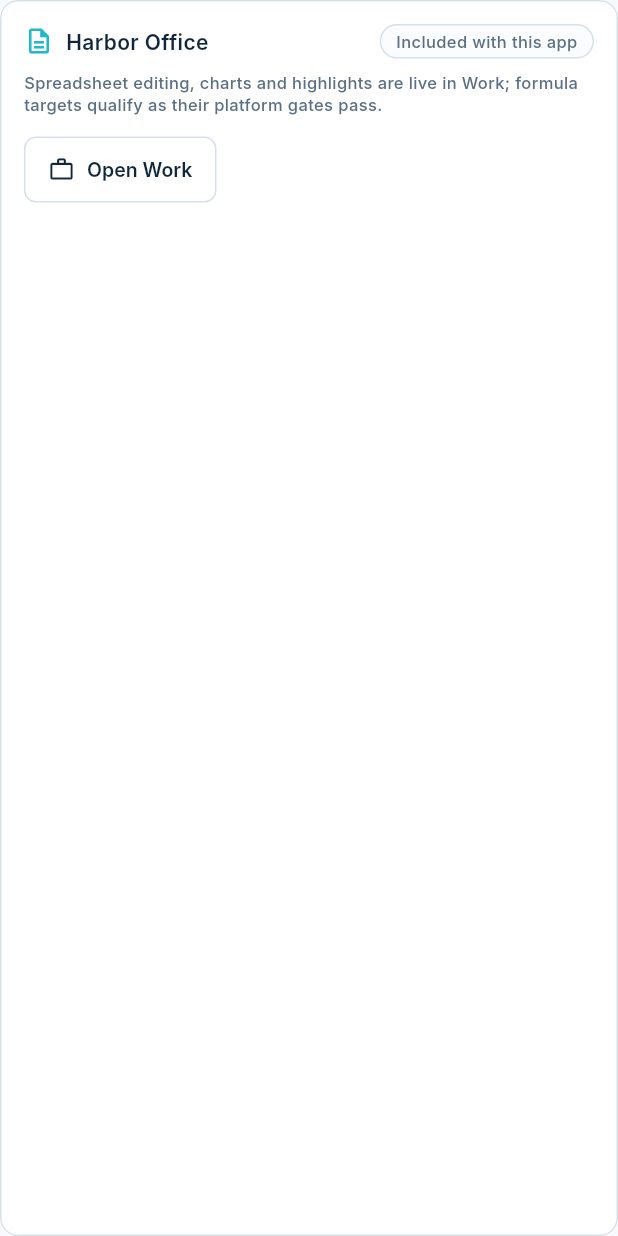
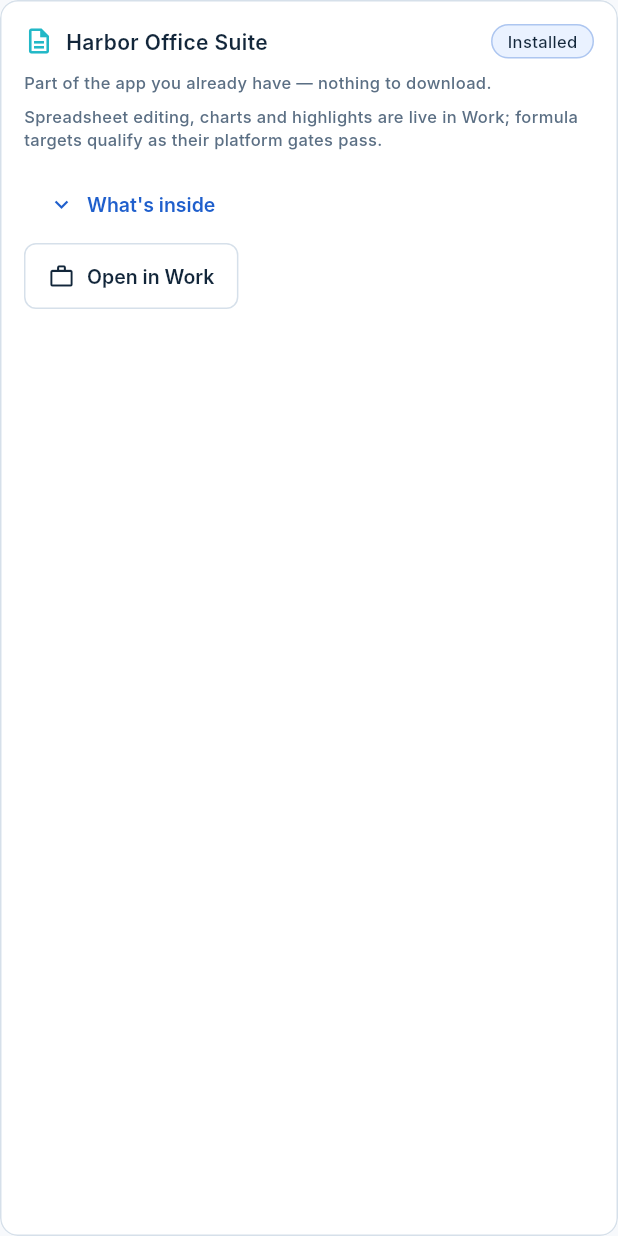
Before and after one commit to moss101/harbor, a Flutter app: the _OfficeCard widget shown alone on an empty page, opened directly with empty values, on a phone screen of 412 x 824 dp. Run offline on Flutter 3.47's test engine with Material 3 defaults, Android fonts, the phone set to English and light mode, and no system bars; missing offline and left inert: dart:ffi, file_selector; Roboto replaces fonts that are missing (Inter).

Commit message:
Store office card is an installed-product listing: Harbor Office Suite / Installed pill / ships-caption / expandable What's-inside with Live-vs-Preview per component; Open in Work demoted to secondary — download question answered on the card (policy: no downloadable native code)

```diff
--- a/apps/harbor_app/lib/l10n/app_en.arb
+++ b/apps/harbor_app/lib/l10n/app_en.arb
@@ -783,10 +783,10 @@
   "skillsCopied": "Copied to the clipboard",
   "surfaceStore": "Store",
   "storeTagline": "Included products and first-party models",
-  "storeOfficeTitle": "Harbor Office",
+  "storeOfficeTitle": "Harbor Office Suite",
   "storeOfficeIncluded": "Included with this app",
   "storeOfficeStatus": "Spreadsheet editing, charts and highlights are live in Work; formula targets qualify as their platform gates pass.",
-  "storeOfficeOpen": "Open Work",
+  "storeOfficeOpen": "Open in Work",
   "storeModelsHeading": "Harbor models ({count})",
   "@storeModelsHeading": {
     "placeholders": {
@@ -869,5 +869,16 @@
   "workConvertFailed": "Conversion failed",
   "modelsAdvancedDetails": "Advanced details",
   "modelsBackendLabel": "Backend",
-  "workAddHighlight": "Highlight above selected"
+  "workAddHighlight": "Highlight above selected",
+  "storeOfficeInstalled": "Installed",
+  "storeOfficeShips": "Part of the app you already have — nothing to download.",
+  "storeOfficeInside": "What's inside",
+  "storeSuiteSheets": "Spreadsheets — editing, charts, highlights",
+  "storeSuiteConvert": "Conversions — Markdown / PDF to Word",
+  "storeSuiteFormulas": "Formulas — 99 targets across 3 qualified tiers",
+  "storeSuiteDocs": "Documents — preview and preservation",
+  "storeSuiteSlides": "Presentations — preview",
+  "storeSuitePdf": "PDF — preview and extraction",
+  "suiteStatusLive": "Live",
+  "suiteStatusPreview": "Preview"
 }
--- a/apps/harbor_app/lib/l10n/app_localizations.dart
+++ b/apps/harbor_app/lib/l10n/app_localizations.dart
@@ -2327,7 +2327,7 @@ abstract class AppLocalizations {
   /// No description provided for @storeOfficeTitle.
   ///
   /// In en, this message translates to:
-  /// **'Harbor Office'**
+  /// **'Harbor Office Suite'**
   String get storeOfficeTitle;
 
   /// No description provided for @storeOfficeIncluded.
@@ -2345,7 +2345,7 @@ abstract class AppLocalizations {
   /// No description provided for @storeOfficeOpen.
   ///
   /// In en, this message translates to:
-  /// **'Open Work'**
+  /// **'Open in Work'**
   String get storeOfficeOpen;
 
   /// No description provided for @storeModelsHeading.
@@ -2515,6 +2515,72 @@ abstract class AppLocalizations {
   /// In en, this message translates to:
   /// **'Highlight above selected'**
   String get workAddHighlight;
+
+  /// No description provided for @storeOfficeInstalled.
+  ///
+  /// In en, this message translates to:
+  /// **'Installed'**
+  String get storeOfficeInstalled;
+
+  /// No description provided for @storeOfficeShips.
+  ///
+  /// In en, this message translates to:
+  /// **'Part of the app you already have — nothing to download.'**
+  String get storeOfficeShips;
+
+  /// No description provided for @storeOfficeInside.
+  ///
+  /// In en, this message translates to:
+  /// **'What\'s inside'**
+  String get storeOfficeInside;
+
+  /// No description provided for @storeSuiteSheets.
+  ///
+  /// In en, this message translates to:
+  /// **'Spreadsheets — editing, charts, highlights'**
+  String get storeSuiteSheets;
+
+  /// No description provided for @storeSuiteConvert.
+  ///
+  /// In en, this message translates to:
+  /// **'Conversions — Markdown / PDF to Word'**
+  String get storeSuiteConvert;
+
+  /// No description provided for @storeSuiteFormulas.
+  ///
+  /// In en, this message translates to:
+  /// **'Formulas — 99 targets across 3 qualified tiers'**
+  String get storeSuiteFormulas;
+
+  /// No description provided for @storeSuiteDocs.
+  ///
+  /// In en, this message translates to:
+  /// **'Documents — preview and preservation'**
+  String get storeSuiteDocs;
+
+  /// No description provided for @storeSuiteSlides.
+  ///
+  /// In en, this message translates to:
+  /// **'Presentations — preview'**
+  String get storeSuiteSlides;
+
+  /// No description provided for @storeSuitePdf.
+  ///
+  /// In en, this message translates to:
+  /// **'PDF — preview and extraction'**
+  String get storeSuitePdf;
+
+  /// No description provided for @suiteStatusLive.
+  ///
+  /// In en, this message translates to:
+  /// **'Live'**
+  String get suiteStatusLive;
+
+  /// No description provided for @suiteStatusPreview.
+  ///
+  /// In en, this message translates to:
+  /// **'Preview'**
+  String get suiteStatusPreview;
 }
 
 class _AppLocalizationsDelegate
--- a/apps/harbor_app/lib/surfaces/store_surface.dart
+++ b/apps/harbor_app/lib/surfaces/store_surface.dart
@@ -50,14 +50,23 @@ class StoreSurface extends StatelessWidget {
   }
 }
 
-/// The Harbor Office card: the product ships inside this app. The card is
-/// informational until the office activation gates pass; it never offers a
-/// download, and there is deliberately no runtime "enable" toggle (the
-/// feature registry is a build-time contract — dormant code keeps no live
-/// authority path).
-class _OfficeCard extends StatelessWidget {
+/// The Harbor Office Suite card: the product ships inside this app, so
+/// the honest store presentation is an INSTALLED state with the suite's
+/// contents listed — never a download (platform policy 2.5.2 / Play
+/// forbid downloadable native code, and the engine is compiled into the
+/// binary). "Open in Work" is a secondary action; there is deliberately
+/// no runtime "enable" toggle (the feature registry is a build-time
+/// contract — dormant code keeps no live authority path).
+class _OfficeCard extends StatefulWidget {
   const _OfficeCard({required this.onOpenWork});
   final VoidCallback onOpenWork;
+
+  @override
+  State<_OfficeCard> createState() => _OfficeCardState();
+}
+
+class _OfficeCardState extends State<_OfficeCard> {
+  bool _insideExpanded = false;
 
   @override
   Widget build(BuildContext context) {
@@ -74,14 +83,49 @@ class _OfficeCard extends StatelessWidget {
               child: Text(l10n.storeOfficeTitle,
                   style: t.text.bodyStrongOf(t.colors.ink)),
             ),
-            HarborPill(l10n.storeOfficeIncluded),
+            HarborPill(l10n.storeOfficeInstalled, brand: true),
           ]),
+          const SizedBox(height: HarborSpace.s2),
+          Text(l10n.storeOfficeShips,
+              style: t.text.captionOf(t.colors.inkMuted)),
           const SizedBox(height: HarborSpace.s2),
           Text(l10n.storeOfficeStatus,
               style: t.text.captionOf(t.colors.inkMuted)),
           const SizedBox(height: HarborSpace.s3),
+          Align(
+            alignment: AlignmentDirectional.centerStart,
+            child: TextButton.icon(
+              onPressed: () => setState(() => _insideExpanded = !_insideExpanded),
+              icon: Icon(_insideExpanded ? Icons.expand_less : Icons.expand_more,
+                  size: 18),
+              label: Text(l10n.storeOfficeInside),
+            ),
+          ),
+          if (_insideExpanded)
+            Padding(
+              padding: const EdgeInsetsDirectional.only(bottom: HarborSpace.s2),
+              child: Column(children: [
+                for (final (name, live) in [
+                  (l10n.storeSuiteSheets, true),
+                  (l10n.storeSuiteConvert, true),
+                  (l10n.storeSuiteFormulas, true),
+                  (l10n.storeSuiteDocs, false),
+                  (l10n.storeSuiteSlides, false),
+                  (l10n.storeSuitePdf, false),
+                ])
+                  Padding(
+                    padding: const EdgeInsets.symmetric(vertical: HarborSpace.s1),
+                    child: Row(children: [
+                      Expanded(
+                        child: Text(name, style: t.text.smallOf(t.colors.ink)),
+                      ),
+                      HarborPill(live ? l10n.suiteStatusLive : l10n.suiteStatusPreview),
+                    ]),
+                  ),
+              ]),
+            ),
           OutlinedButton.icon(
-            onPressed: onOpenWork,
+            onPressed: widget.onOpenWork,
             icon: const Icon(Icons.work_outline),
             label: Text(l10n.storeOfficeOpen),
           ),
```
Also changed, not shown: apps/harbor_app/lib/l10n/app_ar.arb (+14 -3 lines), apps/harbor_app/lib/l10n/app_localizations_ar.dart (+36 -2 lines), apps/harbor_app/lib/l10n/app_localizations_en.dart (+37 -2 lines), 1 other file.
